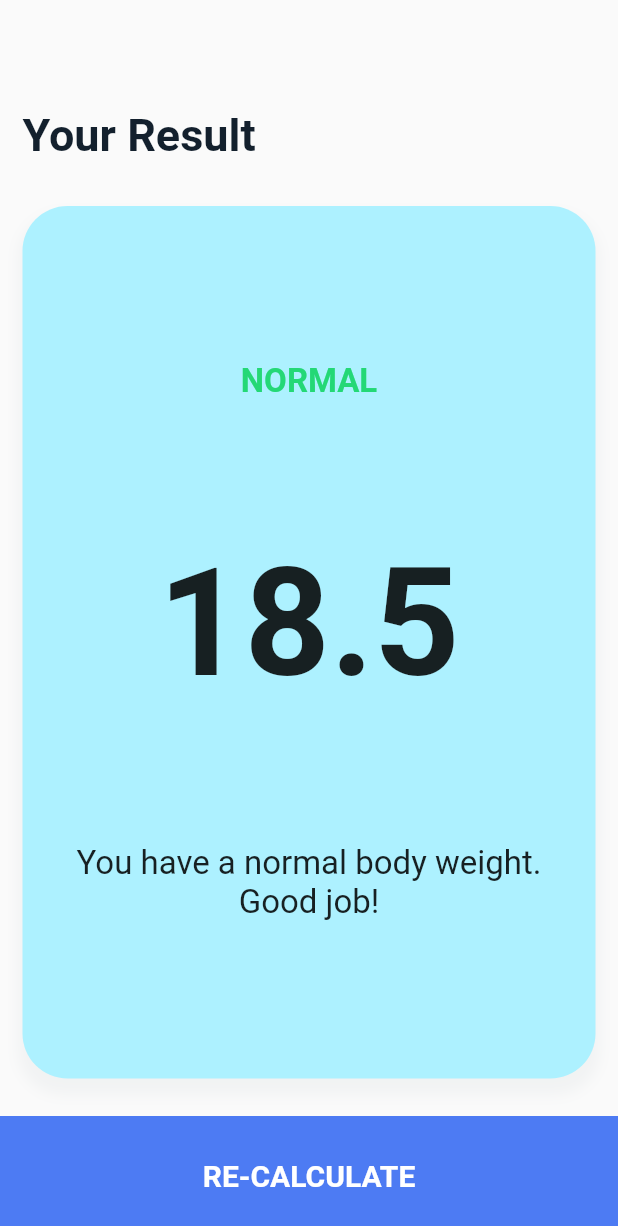
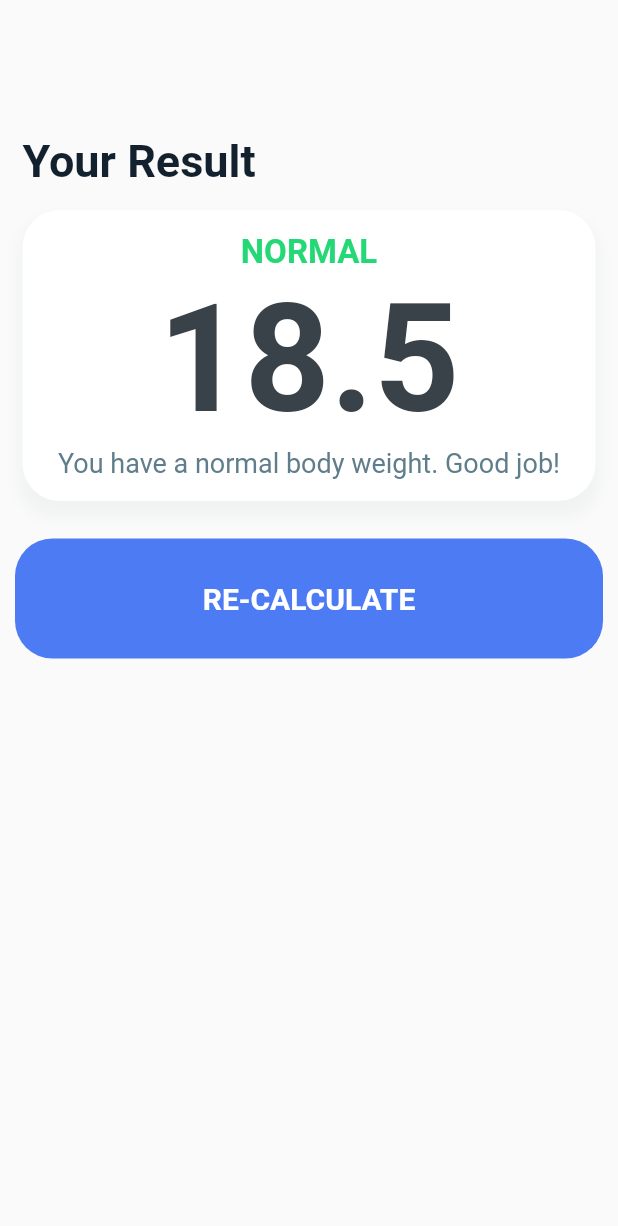
Before and after one commit to hemidvs/Flutter-BMI-calculator, a Flutter app: the screen it shows after launch, after a tap on "CALCULATE", on a phone screen of 412 x 824 dp. Shown: the top 1226 px of the screen. Run offline on Flutter 3.47's test engine with Material 2 defaults, Android fonts, the phone set to English and light mode, and no system bars; our stand-ins replace font_awesome_flutter; Roboto replaces fonts that are missing (Poppins).

Commit message:
Initial commit

```diff
--- a/lib/constants.dart
+++ b/lib/constants.dart
@@ -1,7 +1,8 @@
 import 'package:flutter/material.dart';
 
-const double kBottomContainerHeight = 80.0;
 const Color kBottomContainerColor = Color.fromRGBO(77, 123, 243, 1);
+const Color kSliderActiveColor = Color.fromRGBO(77, 123, 243, 1);
+const Color kSliderInactiveColor = Color.fromRGBO(77, 123, 243, 1);
 const Color kActiveMaleCardColor = Color.fromRGBO(173, 241, 255, 1);
 const Color kActiveMaleCardIconColor = Color.fromRGBO(53, 200, 255, 1);
 const Color kActiveFemaleCardColor = Color.fromRGBO(255, 179, 252, 1);
@@ -10,45 +11,29 @@ const Color kInactiveCardColor = Colors.white;
 const Color kTextNumberColor = Color.fromRGBO(78, 102, 114, 1);
 const Color kTextTitleColor = Color.fromRGBO(19, 32, 45, 1);
 const Color kTextButtonColor = Colors.white;
+const Color kTextResultTitleColor = Color.fromRGBO(57, 66, 72, 1);
 
 const kLabelTextStyle = TextStyle(
-  fontSize: 20.0,
-  color: kTextTitleColor,
-  fontWeight: FontWeight.bold
-);
+    fontSize: 20.0, color: kTextTitleColor, fontWeight: FontWeight.bold);
 
-const kSmallLabelTextStyle = TextStyle(
-    fontSize: 12.0,
-    color: Colors.grey,
-    fontWeight: FontWeight.bold
-);
+const kSmallLabelTextStyle =
+    TextStyle(fontSize: 12.0, color: Colors.grey, fontWeight: FontWeight.bold);
 
-const kNumberTextStyle = TextStyle(fontSize: 30.0, fontWeight: FontWeight.bold, color: kTextNumberColor);
-const kSmallNumberTextStyle = TextStyle(fontSize: 18.0, fontWeight: FontWeight.bold, color: kTextNumberColor);
+const kNumberTextStyle = TextStyle(
+    fontSize: 30.0, fontWeight: FontWeight.bold, color: kTextNumberColor);
+const kSmallNumberTextStyle = TextStyle(
+    fontSize: 18.0, fontWeight: FontWeight.bold, color: kTextNumberColor);
 
 const kTitleTextStyle = TextStyle(
-  fontSize: 30.0,
-  fontWeight: FontWeight.bold,
-  color: kTextTitleColor
-);
+    fontSize: 30.0, fontWeight: FontWeight.bold, color: kTextTitleColor);
 
 const kButtonTextStyle = TextStyle(
-    fontSize: 20.0,
-    fontWeight: FontWeight.bold,
-    color: kTextButtonColor
-);
+    fontSize: 20.0, fontWeight: FontWeight.bold, color: kTextButtonColor);
 
 const kResultTextStyle = TextStyle(
-  color: Color(0xFF24D876),
-  fontSize: 22.0,
-  fontWeight: FontWeight.bold,
-);
+    color: Color(0xFF24D876), fontSize: 22.0, fontWeight: FontWeight.bold);
 
 const kBMITextStyle = TextStyle(
-  fontSize: 100.0,
-  fontWeight: FontWeight.bold,
-);
+    fontSize: 100.0, fontWeight: FontWeight.bold, color: kTextResultTitleColor);
 
-const kResultBodyTextStyle = TextStyle(
-  fontSize: 22.0,
-);
+const kResultBodyTextStyle = TextStyle(fontSize: 18.0, color: Colors.blueGrey);
--- a/lib/screens/input_page.dart
+++ b/lib/screens/input_page.dart
@@ -1,5 +1,5 @@
 import 'package:bmi_app/constants.dart';
-import 'package:bmi_app/data/caculator.dart';
+import 'package:bmi_app/data/calculator.dart';
 import 'package:bmi_app/screens/result_page.dart';
 import 'package:bmi_app/widgets/bottom_button.dart';
 import 'package:bmi_app/widgets/card_child.dart';
@@ -90,7 +90,11 @@ class _InputPageState extends State<InputPage> {
                       ),
                       SizedBox(height: 8),
                       Text(height.toString(), style: kNumberTextStyle),
-                      Slider(
+                      SliderTheme(
+                        data: SliderTheme.of(context).copyWith(
+                          activeTrackColor: kBottomContainerColor,
+                        ),
+                        child: Slider(
                           value: height.toDouble(),
                           min: minHeight,
                           max: maxHeight,
@@ -100,6 +104,7 @@ class _InputPageState extends State<InputPage> {
                             });
                           },
                           label: "$height",
+                        ),
                       ),
                     ],
                   ),
--- a/lib/screens/result_page.dart
+++ b/lib/screens/result_page.dart
@@ -16,20 +16,18 @@ class ResultPage extends StatelessWidget {
   @override
   Widget build(BuildContext context) {
     return Scaffold(
-      body: Column(
+      body: SingleChildScrollView(
+        child: Container(
+          child: Column(
             mainAxisAlignment: MainAxisAlignment.spaceEvenly,
             crossAxisAlignment: CrossAxisAlignment.stretch,
             children: <Widget>[
-          Expanded(
-              flex: 1,
-              child: Container(
-                  padding: EdgeInsets.all(15.0),
-                  alignment: Alignment.bottomLeft,
-                  child: Text("Your Result", style: kTitleTextStyle))),
-          Expanded(
-            flex: 5,
+              Container(
+                  padding: EdgeInsets.only(left: 15.0, top: 90.0),
+                  child: Text("Your Result", style: kTitleTextStyle)),
+              Container(
                 child: UsableCard(
-              color: kActiveMaleCardColor,
+                  color: kInactiveCardColor,
                   cardChild: Column(
                     mainAxisAlignment: MainAxisAlignment.spaceEvenly,
                     crossAxisAlignment: CrossAxisAlignment.center,
@@ -37,7 +35,8 @@ class ResultPage extends StatelessWidget {
                       Text(resultText, style: kResultTextStyle),
                       Text(bmiResult, style: kBMITextStyle),
                       Text(interpretation,
-                      textAlign: TextAlign.center, style: kResultBodyTextStyle),
+                          textAlign: TextAlign.center,
+                          style: kResultBodyTextStyle),
                     ],
                   ),
                 ),
@@ -49,6 +48,8 @@ class ResultPage extends StatelessWidget {
                   buttonTitle: 'RE-CALCULATE'),
             ],
           ),
+        ),
+      ),
     );
   }
 }
--- a/lib/widgets/bottom_button.dart
+++ b/lib/widgets/bottom_button.dart
@@ -13,9 +13,11 @@ class BottomButton extends StatelessWidget {
     return GestureDetector(
       onTap: onTap,
       child: Container(
-        color: kBottomContainerColor,
-        margin: EdgeInsets.only(top: 10.0),
-        height: kBottomContainerHeight,
+        decoration: BoxDecoration(
+            borderRadius: BorderRadius.circular(25.0),
+            color: kBottomContainerColor),
+        margin: EdgeInsets.all(10.0),
+        height: 80.0,
         width: double.infinity,
         child: Center(
           child: Text(
--- a/lib/widgets/card_child.dart
+++ b/lib/widgets/card_child.dart
@@ -1,8 +1,5 @@
 import 'package:bmi_app/constants.dart';
 import 'package:flutter/material.dart';
-
-const double iconSize = 75.0;
-const sizedBoxHeight = 12.0;
 
 class CardChild extends StatelessWidget {
   final IconData icon;
@@ -17,11 +14,11 @@ class CardChild extends StatelessWidget {
         mainAxisAlignment: MainAxisAlignment.center,
         children: <Widget>[
           Icon(this.icon,
-              size: iconSize,
+              size: 75.0,
               color: label == "Male"
                   ? kActiveMaleCardIconColor
                   : kActiveFemaleCardIconColor),
-          SizedBox(height: sizedBoxHeight),
+          SizedBox(height: 12.0),
           Text(this.label, style: kLabelTextStyle)
         ],
       ),
--- a/lib/widgets/round_icon_button.dart
+++ b/lib/widgets/round_icon_button.dart
@@ -1,3 +1,4 @@
+import 'package:bmi_app/constants.dart';
 import 'package:flutter/material.dart';
 
 class RoundIconButton extends StatelessWidget {
@@ -15,8 +16,7 @@ class RoundIconButton extends StatelessWidget {
           decoration: BoxDecoration(
               color: Colors.white70,
               borderRadius: BorderRadius.circular(40)),
-          child: Icon(icon)
-      ),
+          child: Icon(icon, color: kBottomContainerColor)),
     );
   }
 }
--- a/lib/widgets/usable_card.dart
+++ b/lib/widgets/usable_card.dart
@@ -23,10 +23,7 @@ class UsableCard extends StatelessWidget {
               blurRadius: 7,
               offset: Offset(0, 8), // changes position of shadow
             ),
-          ],
-            borderRadius: BorderRadius.circular(30.0),
-            color: this.color
-        ),
+          ], borderRadius: BorderRadius.circular(25.0), color: this.color),
       )
     );
   }
```
Also changed, not shown: lib/data/calculator.dart (renamed from lib/data/caculator.dart). Lines whose indentation alone changed are shown as unchanged.
